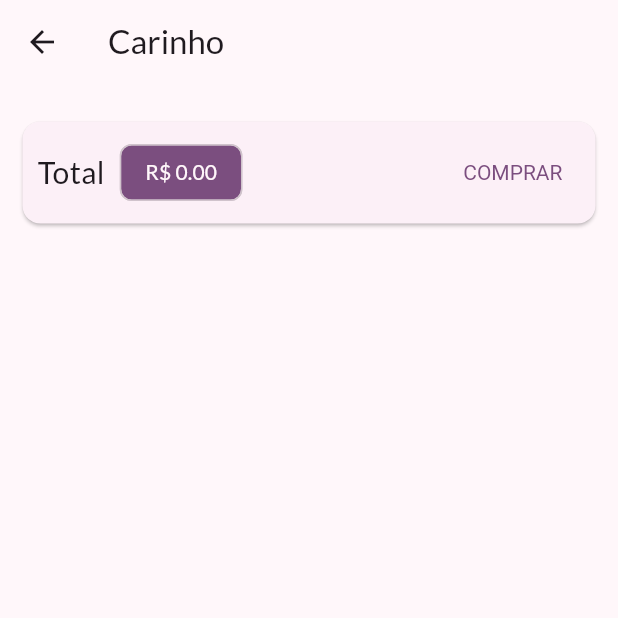
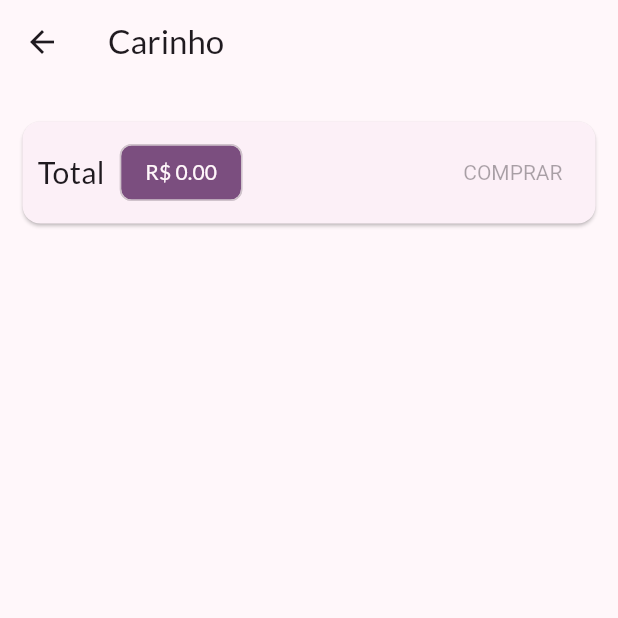
Before and after one commit to hantonny/ShopApp-Curso-de-Dart-Flutter, a Flutter app: the CartPage screen opened by its route, on a phone screen of 412 x 824 dp, the top half of it. Run offline on Flutter 3.47's test engine with Material 3 defaults, Android fonts, the phone set to English and light mode, and no system bars; network calls fail.

```diff
--- a/lib/pages/cart_page.dart
+++ b/lib/pages/cart_page.dart
@@ -50,20 +50,7 @@ class CartPage extends StatelessWidget {
                     ),
                   ),
                   const Spacer(),
-                  TextButton(
-                    style: TextButton.styleFrom(
-                        textStyle: TextStyle(
-                      color: Theme.of(context).primaryColor,
-                    )),
-                    onPressed: () {
-                      Provider.of<OrderList>(context, listen: false)
-                          .addOrder(cart);
-                      cart.clear();
-                    },
-                    child: const Text(
-                      'COMPRAR',
-                    ),
-                  )
+                  CartButton(cart: cart)
                 ],
               ),
             ),
@@ -81,3 +68,42 @@ class CartPage extends StatelessWidget {
     );
   }
 }
+
+class CartButton extends StatefulWidget {
+  const CartButton({
+    super.key,
+    required this.cart,
+  });
+
+  final Cart cart;
+
+  @override
+  State<CartButton> createState() => _CartButtonState();
+}
+
+class _CartButtonState extends State<CartButton> {
+  bool _isLoading = false;
+  @override
+  Widget build(BuildContext context) {
+    return _isLoading
+        ? CircularProgressIndicator()
+        : TextButton(
+            style: TextButton.styleFrom(
+                textStyle: TextStyle(
+              color: Theme.of(context).primaryColor,
+            )),
+            onPressed: widget.cart.itemsCount == 0
+                ? null
+                : () async {
+                    setState(() => _isLoading = true);
+                    await Provider.of<OrderList>(context, listen: false)
+                        .addOrder(widget.cart);
+                    setState(() => _isLoading = false);
+                    widget.cart.clear();
+                  },
+            child: const Text(
+              'COMPRAR',
+            ),
+          );
+  }
+}
--- a/lib/utils/constants.dart
+++ b/lib/utils/constants.dart
@@ -1,3 +1,5 @@
+
 class Constants {
   static const PRODUCT_BASE_URL = 'https://shop-cod3r-8526d-default-rtdb.firebaseio.com/products';
+  static const ORDER_BASE_URL = 'https://shop-cod3r-8526d-default-rtdb.firebaseio.com/orders';
 }
```
Also changed, not shown: lib/models/order_list.dart (+31 -7 lines).
